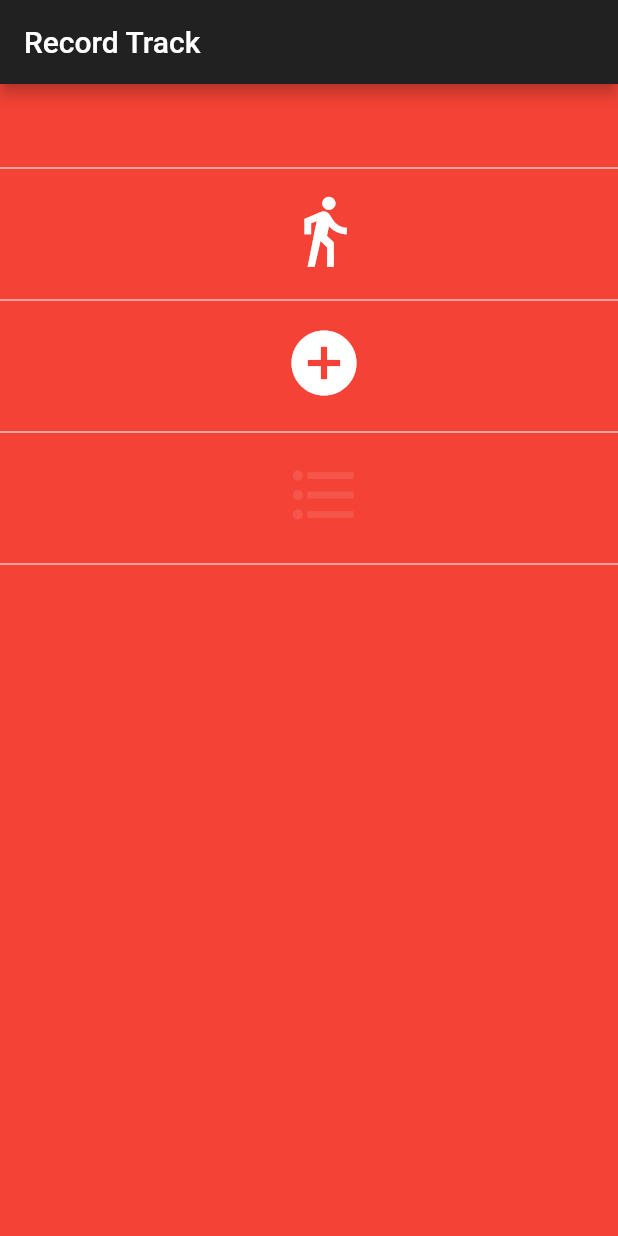
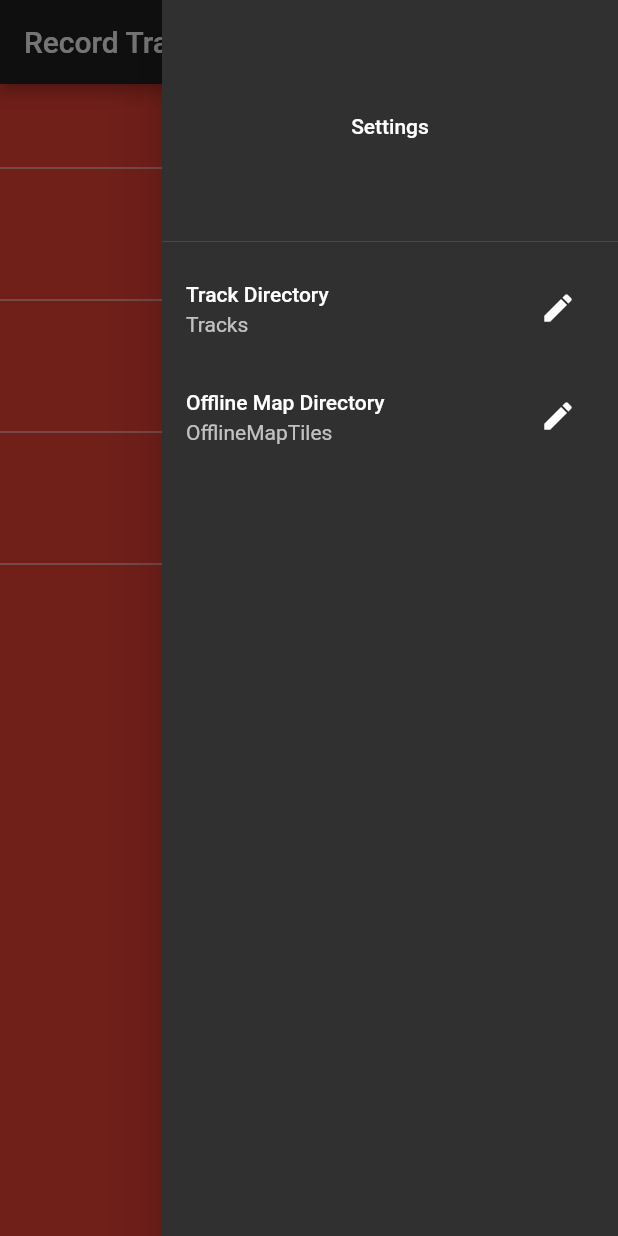
Before and after one commit to vwolf/record_track, a Flutter app: the screen it shows after launch, with the side drawer open (before the commit the screen has no drawer), on a phone screen of 412 x 824 dp. Run offline on Flutter 3.47's test engine with Material 2 defaults, Android fonts, the phone set to English and light mode, and no system bars; our stand-ins replace connectivity, file_picker, flutter_map, geolocator, latlong, permission_handler and 1 more; missing offline and left inert: path_provider_ex; accounts and stored records are empty.

Commit message:
Directory browser

```diff
--- a/lib/main.dart
+++ b/lib/main.dart
@@ -19,6 +19,8 @@ import 'services/permissionService.dart';
 import 'db/models/track.dart';
 import 'track/trackListService.dart';
 import 'db/database.dart';
+
+import 'package:record_track/services/directoryList.dart';
 
 /// Example uses locale.countryĆode, which is not working as countyCode is null
 ///
@@ -117,6 +119,9 @@ class MyHomePage extends StatefulWidget {
 
 class _MyHomePageState extends State<MyHomePage> {
 
+  /// callback function
+  MapPathCallback setMapPath;
+
   String _gpxFileDirectoryString = "?";
   List<Track> _tracks = [];
   Map<String, dynamic> trackSettings = {};
@@ -131,6 +136,38 @@ class _MyHomePageState extends State<MyHomePage> {
         // the App.build method, and use it to set our appbar title.
         title: Text(DemoLocalizations.of(context).title),
       ),
+      endDrawer: Drawer(
+        child: ListView(
+          children: <Widget>[
+            const DrawerHeader(
+              child: const Center(
+                child: const Text("Settings"),
+              ),
+            ),
+            ListTile(
+              title: Text("Track Directory"),
+              subtitle: Text(Settings.settings.defaultTrackDirectory),
+              trailing: IconButton(
+                icon: Icon(Icons.edit),
+                onPressed: () {
+                  openFileIO();
+                  //Navigator.pop(context);
+                },
+              ),
+            ),
+            ListTile(
+              title: Text("Offline Map Directory"),
+              subtitle: Text(Settings.settings.pathToMapTiles),
+              trailing: IconButton(
+                icon: Icon(Icons.edit),
+                onPressed: () {
+                  Navigator.pop(context);
+                },
+              ),
+            ),
+          ],
+        ),
+      ),
       body: Center(
         child: SelectPage(_tracks, tracksRead),
       ),
@@ -144,6 +181,8 @@ class _MyHomePageState extends State<MyHomePage> {
   ///
   void initState() {
     super.initState();
+
+    setMapPath = getMapPath;
 
     loadTracks();
   }
@@ -175,6 +214,7 @@ class _MyHomePageState extends State<MyHomePage> {
           String trackDirectory = "${Settings.settings.externalSDCard}/${Settings.settings.defaultTrackDirectory}";
           print(trackDirectory);
           Settings.settings.pathToMapTiles = "${Settings.settings.externalSDCard}/${Settings.settings.pathToMapTiles}";
+          print(Settings.settings.externalSDCard);
           searchSDCard().then((r) {
             if (r == true) {
               print("SEARCH SDCARD!!");
@@ -315,6 +355,34 @@ class _MyHomePageState extends State<MyHomePage> {
         break;
     }
   }
+
+  openFileIO() {
+    //Settings.settings.get({"externalSDCard": true});
+    Navigator.of(context).push(
+      MaterialPageRoute(builder: (context) {
+        return DirectoryList(setMapPath, Settings.settings.externalSDCard);
+      })
+    );
+  }
+
+
+  /// Callback offline map directory selection
+  /// There was already a basic check if valid directory
+  ///
+  void getMapPath(String mapPath) {
+    print("mapPath: $mapPath");
+    setState(() {
+      //trackService.pathToOfflineMap = mapPath;
+      //_offline = !_offline;
+      //_mapStatusLayer.statusNotification("offline_on", _offline);
+
+    });
+
+    // add the path to offline map tiles to settings file
+    //ReadFile().addToJson("tracksSettings.txt", trackService.track.name, mapPath);
+    // update track
+    //trackService.track.offlineMapPath = mapPath;
+  }
 }
 
 
--- a/lib/map/mapTracking.dart
+++ b/lib/map/mapTracking.dart
@@ -10,8 +10,9 @@ import 'package:record_track/track/trackingService.dart';
 import 'package:record_track/map/mapScale/scaleLayerPluginOptions.dart';
 import 'package:record_track/map/mapStatusBar/statusbarPluginOptions.dart';
 import 'package:record_track/services/geolocationService.dart';
-import 'package:record_track/readWrite/directoryList.dart';
+import 'package:record_track/services//directoryList.dart';
 import 'package:record_track/readWrite/readFile.dart';
+import 'package:record_track/services/settings.dart';
 
 typedef TrackingStatusbarEvent = void Function(StatusBarEvent event);
 typedef MapPathCallback = void Function(String mapPath);
@@ -271,7 +272,7 @@ class MapTrackingState extends State<MapTracking> {
   openFileIO() async {
     Navigator.of(context).push(
         MaterialPageRoute(builder: (context) {
-          return DirectoryList(setMapPath);
+          return DirectoryList(setMapPath, Settings.settings.externalSDCard );
         })
     );
   }
--- a/lib/services/settings.dart
+++ b/lib/services/settings.dart
@@ -25,4 +25,10 @@ class Settings {
       distanceToTrackAlert = readSettings["distanceToTrackAlert"];
     }
   }
+
+//  get(Map getSettings) {
+//    if (getSettings.containsKey("externalSDCard")) {
+//      return externalSDCard;
+//    }
+//  }
 }
```
Also changed, not shown: lib/map/mapTrack.dart (+36 -9 lines), lib/services/directoryList.dart (added, +133 -0 lines), lib/track/trackService.dart (+10 -1 lines).
